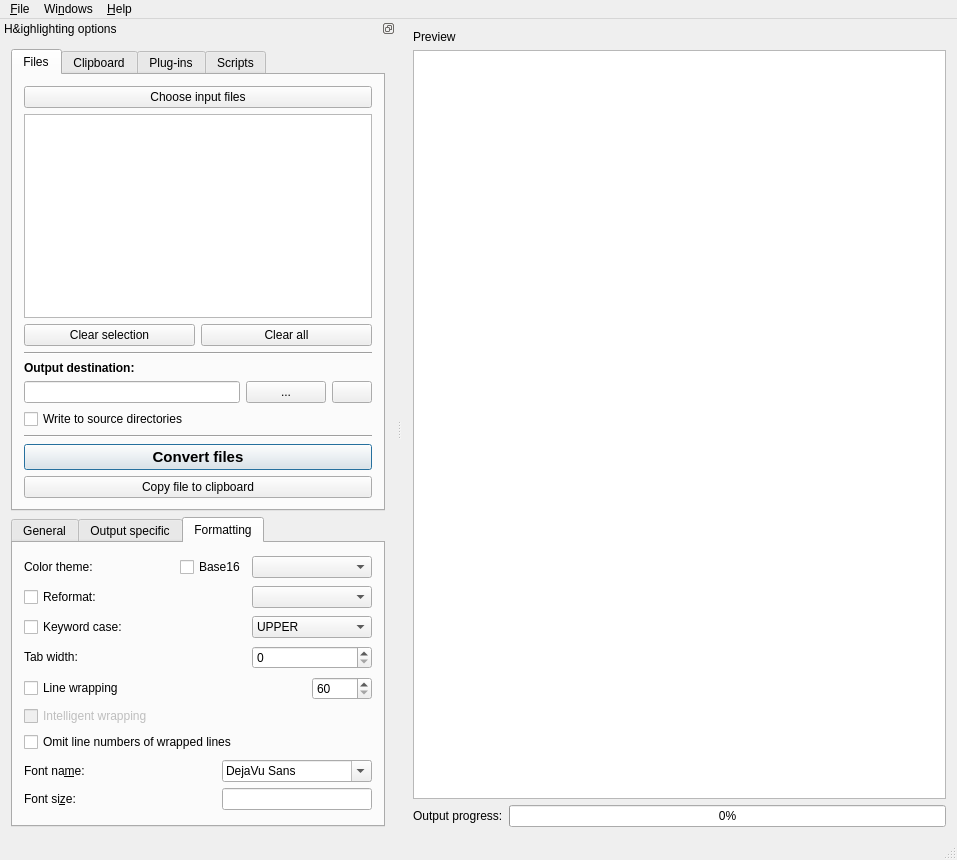
Before: the Qt Designer form src/gui-qt/mainwindow.ui in tajmone/highlight, drawn with Qt 5.
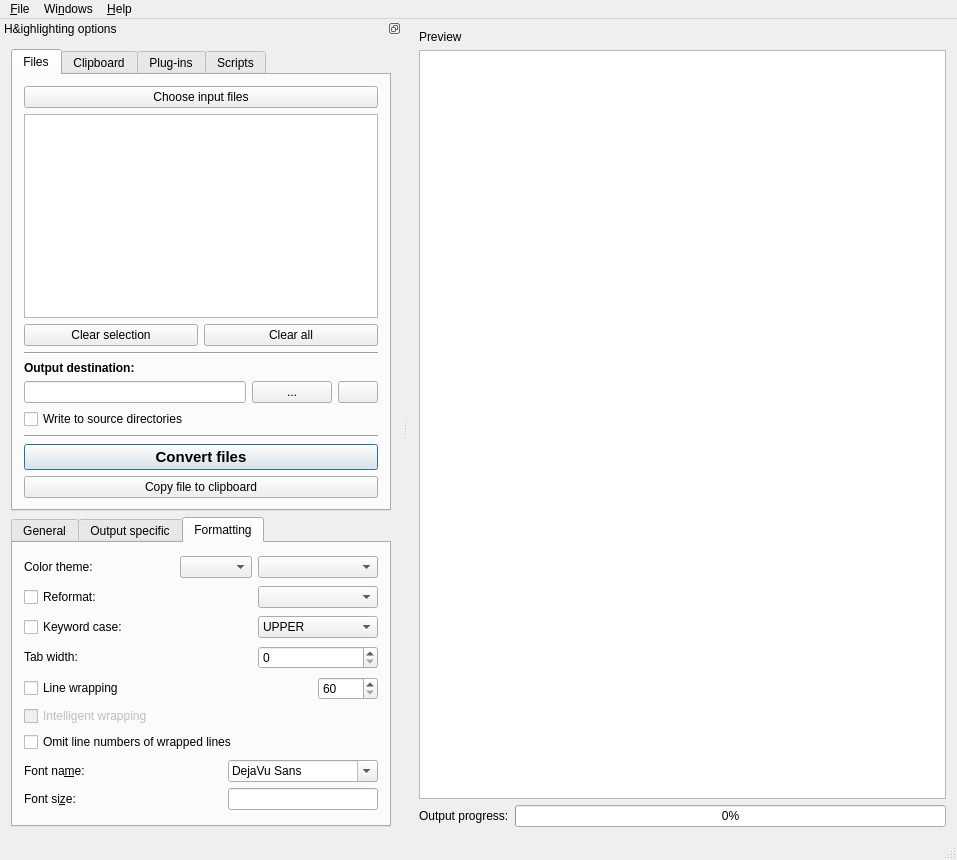
After: the same form once the commit is applied. The open tabs and pages were chosen to show the change. Icons and pictures are not drawn.

Commit message: GUI: added theme category selection

The edit to the form file:
```diff
--- a/src/gui-qt/mainwindow.ui
+++ b/src/gui-qt/mainwindow.ui
@@ -2091,20 +2091,7 @@
             </spacer>
            </item>
            <item>
-            <widget class="QCheckBox" name="cbUseBase16">
-             <property name="sizePolicy">
-              <sizepolicy hsizetype="Fixed" vsizetype="Fixed">
-               <horstretch>0</horstretch>
-               <verstretch>0</verstretch>
-              </sizepolicy>
-             </property>
-             <property name="toolTip">
-              <string>Toggle classic theme or Base16 theme selection.</string>
-             </property>
-             <property name="text">
-              <string>Base16</string>
-             </property>
-            </widget>
+            <widget class="QComboBox" name="comboThemeFilter"/>
            </item>
            <item>
             <widget class="QComboBox" name="comboTheme">
```
Left out of the diff: 2 changed lines with no effect on the pictures. The commit also changes 15 other files.
